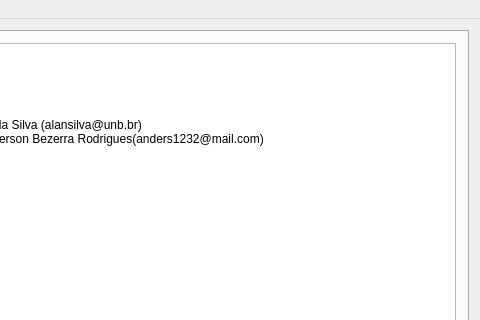
Old version of the form Qt/mainwindow.ui in the repository Anders1232/GWR_BR; both pictures show x 186 to 666 and y 0 to 320 of the 666 by 632 pixel window.
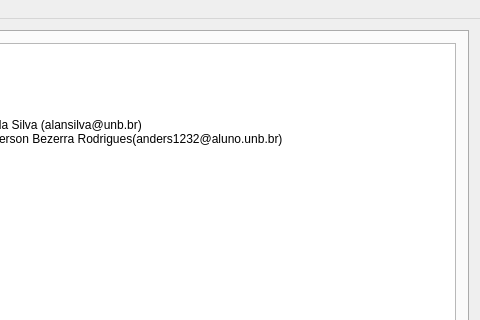
New version of the form. The open tabs and pages were chosen to show the change. Icons and pictures are not drawn.

Commit message: Removido texto 'mock'

The edit to the form file:
```diff
--- a/Qt/mainwindow.ui
+++ b/Qt/mainwindow.ui
@@ -1325,7 +1325,7 @@
 
 Developed by:
 	Alan Ricardo da Silva (alansilva@unb.br)
-	Francisco Anderson Bezerra Rodrigues(anders1232@mail.com)</string>
+	Francisco Anderson Bezerra Rodrigues(anders1232@aluno.unb.br)</string>
           </property>
           <property name="textInteractionFlags">
            <set>Qt::NoTextInteraction</set>
```
Left out of the diff: 4 changed lines with no effect on the pictures.
